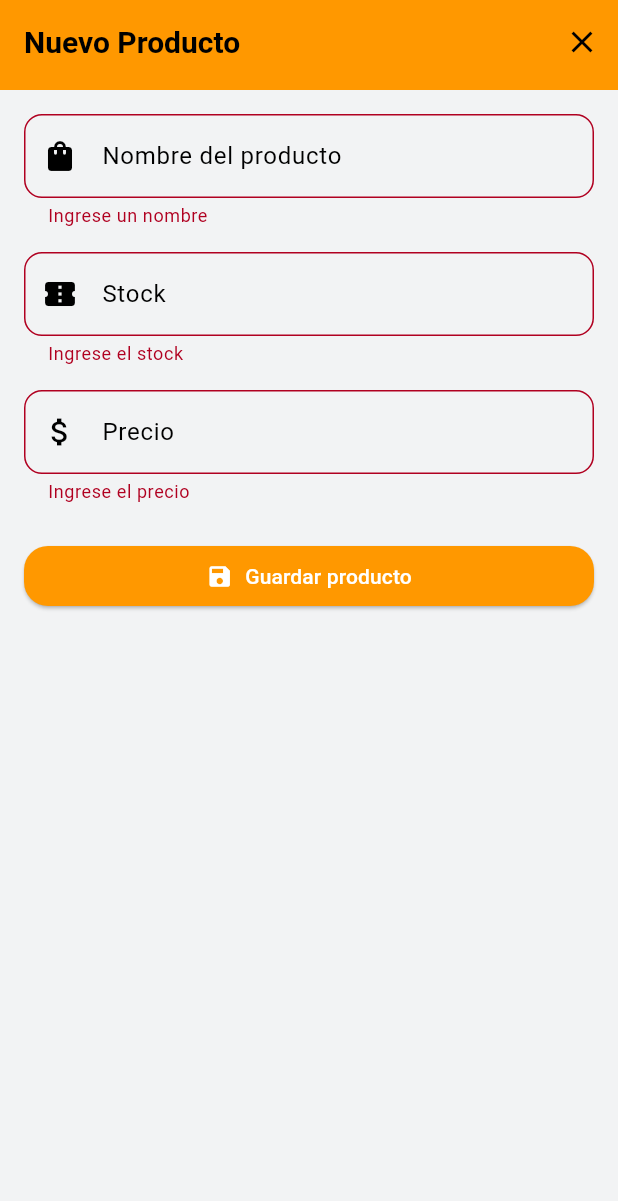
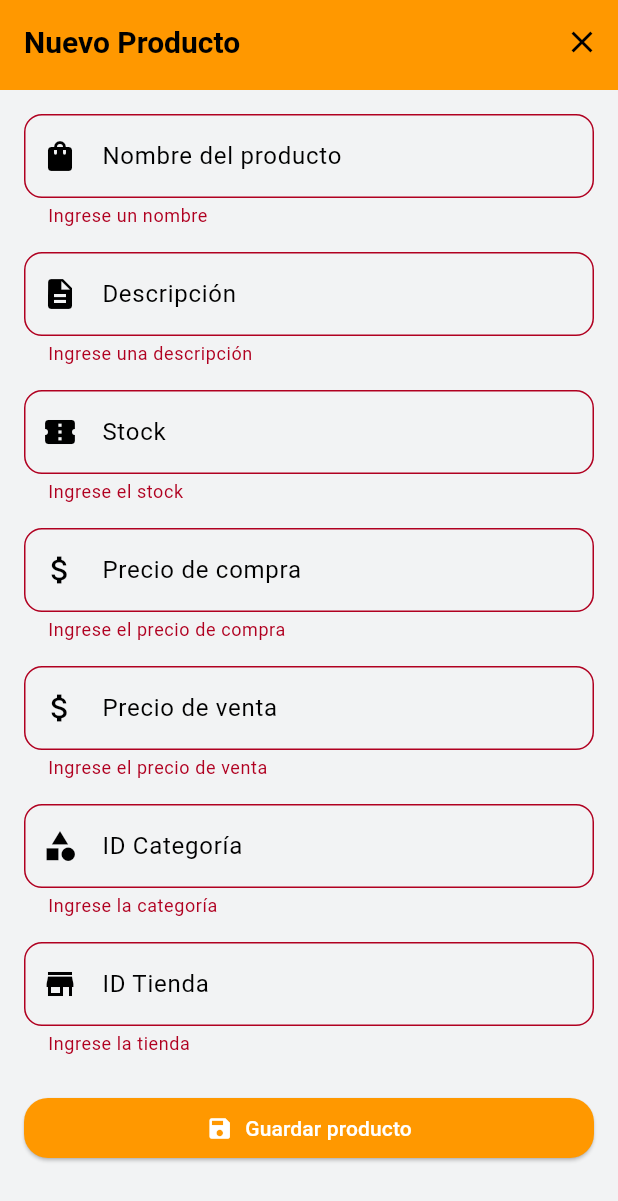
Before and after one commit to DanielfQo/Tienda_online, a Flutter app: the AdminProductCreatePage screen opened by its route, after a tap on "Guardar producto", on a phone screen of 412 x 824 dp. Shown: the top 1201 px of the screen. Run offline on Flutter 3.47's test engine with Material 3 defaults, Android fonts, the phone set to English and light mode, and no system bars; our stand-ins replace fl_chart, go_router; accounts and stored records are empty; network calls fail.

Commit message:
tentativa de agregar producto

```diff
--- a/lib/data/models/user_model.dart
+++ b/lib/data/models/user_model.dart
@@ -17,7 +17,7 @@ class UserModel extends User {
   factory UserModel.fromJson(Map<String, dynamic> json) {
     return UserModel(
       id: json['id'],
-      nombre: json['name'], // asegúrate que coincide con tu API
+      nombre: json['name'],
       correo: json['email'],
       rol: json['role'],
       tiendaId: json['store_id'],
--- a/lib/domain/entities/product.dart
+++ b/lib/domain/entities/product.dart
@@ -10,6 +10,9 @@ class Product {
   final List<String> attributes;
   final bool oferta;    // TODO: verificar bd
   bool isLiked;         //
+  final int categoryId;
+  final int storeId;
+
 
   Product({
     required this.id,
@@ -23,5 +26,7 @@ class Product {
     required this.attributes,
     this.oferta = false,
     this.isLiked = false,
+    required this.categoryId,
+    required this.storeId,
   });
 }
--- a/lib/presentation/pages/admin/admin_product_create_page.dart
+++ b/lib/presentation/pages/admin/admin_product_create_page.dart
@@ -1,10 +1,13 @@
+import 'dart:convert';
 import 'package:flutter/material.dart';
+import 'package:http/http.dart' as http;
 import 'package:go_router/go_router.dart';
 import '../../../core/theme/light_color.dart';
 import '../../widgets/custom_text_field.dart';
 import '../../widgets/custom_button.dart';
 import '../../../routes/app_routes.dart';
 import '../../widgets/admin_app_bar.dart';
+import '../../../data/api_endpoints.dart';
 
 class AdminProductCreatePage extends StatefulWidget {
   const AdminProductCreatePage({super.key});
@@ -15,17 +18,79 @@ class AdminProductCreatePage extends StatefulWidget {
 
 class _AdminProductCreatePageState extends State<AdminProductCreatePage> {
   final TextEditingController nameController = TextEditingController();
+  final TextEditingController descriptionController = TextEditingController();
   final TextEditingController stockController = TextEditingController();
   final TextEditingController priceController = TextEditingController();
+  final TextEditingController purchasePriceController = TextEditingController();
+  final TextEditingController categoryIdController = TextEditingController();
+  final TextEditingController storeIdController = TextEditingController();
 
   final _formKey = GlobalKey<FormState>();
 
-  void _submit() {
+  final String jwtToken = 'TU_TOKEN_JWT_AQUI';
+
+  Future<bool> createProduct({
+    required String token,
+    required String name,
+    required String description,
+    required double purchasePrice,
+    required double salePrice,
+    required int stock,
+    required int categoryId,
+    required int storeId,
+  }) async {
+    final url = Uri.parse(ApiEndpoints.products);
+
+    final body = jsonEncode({
+      "name": name,
+      "description": description,
+      "purchase_price": purchasePrice,
+      "sale_price": salePrice,
+      "stock": stock,
+      "category_id": categoryId,
+      "store_id": storeId,
+    });
+
+    final response = await http.post(
+      url,
+      headers: {
+        "Content-Type": "application/json",
+        "Authorization": "Bearer $token",
+      },
+      body: body,
+    );
+
+    if (response.statusCode == 201) {
+      return true;
+    } else {
+      print('Error al crear producto: ${response.statusCode} - ${response.body}');
+      return false;
+    }
+  }
+
+  void _submit() async {
     if (_formKey.currentState!.validate()) {
-      ScaffoldMessenger.of(context).showSnackBar(
-        const SnackBar(content: Text('Producto creado correctamente')),
+      final success = await createProduct(
+        token: jwtToken,
+        name: nameController.text,
+        description: descriptionController.text,
+        purchasePrice: double.parse(purchasePriceController.text),
+        salePrice: double.parse(priceController.text),
+        stock: int.parse(stockController.text),
+        categoryId: int.parse(categoryIdController.text),
+        storeId: int.parse(storeIdController.text),
       );
-      context.go(AppRoutes.adminProducts);
+
+      if (success) {
+        ScaffoldMessenger.of(context).showSnackBar(
+          const SnackBar(content: Text('Producto creado correctamente')),
+        );
+        context.go(AppRoutes.adminProducts);
+      } else {
+        ScaffoldMessenger.of(context).showSnackBar(
+          const SnackBar(content: Text('Error al crear el producto')),
+        );
+      }
     }
   }
 
@@ -49,7 +114,15 @@ class _AdminProductCreatePageState extends State<AdminProductCreatePage> {
                 label: 'Nombre del producto',
                 icon: Icons.shopping_bag,
                 validator: (value) =>
-                    value!.isEmpty ? 'Ingrese un nombre' : null,
+                value!.isEmpty ? 'Ingrese un nombre' : null,
+              ),
+              const SizedBox(height: 16),
+              CustomTextField(
+                controller: descriptionController,
+                label: 'Descripción',
+                icon: Icons.description,
+                validator: (value) =>
+                value!.isEmpty ? 'Ingrese una descripción' : null,
               ),
               const SizedBox(height: 16),
               CustomTextField(
@@ -58,16 +131,43 @@ class _AdminProductCreatePageState extends State<AdminProductCreatePage> {
                 icon: Icons.confirmation_number,
                 keyboardType: TextInputType.number,
                 validator: (value) =>
-                    value!.isEmpty ? 'Ingrese el stock' : null,
+                value!.isEmpty ? 'Ingrese el stock' : null,
+              ),
+              const SizedBox(height: 16),
+              CustomTextField(
+                controller: purchasePriceController,
+                label: 'Precio de compra',
+                icon: Icons.attach_money,
+                keyboardType: TextInputType.number,
+                validator: (value) =>
+                value!.isEmpty ? 'Ingrese el precio de compra' : null,
               ),
               const SizedBox(height: 16),
               CustomTextField(
                 controller: priceController,
-                label: 'Precio',
+                label: 'Precio de venta',
                 icon: Icons.attach_money,
                 keyboardType: TextInputType.number,
                 validator: (value) =>
-                    value!.isEmpty ? 'Ingrese el precio' : null,
+                value!.isEmpty ? 'Ingrese el precio de venta' : null,
+              ),
+              const SizedBox(height: 16),
+              CustomTextField(
+                controller: categoryIdController,
+                label: 'ID Categoría',
+                icon: Icons.category,
+                keyboardType: TextInputType.number,
+                validator: (value) =>
+                value!.isEmpty ? 'Ingrese la categoría' : null,
+              ),
+              const SizedBox(height: 16),
+              CustomTextField(
+                controller: storeIdController,
+                label: 'ID Tienda',
+                icon: Icons.store,
+                keyboardType: TextInputType.number,
+                validator: (value) =>
+                value!.isEmpty ? 'Ingrese la tienda' : null,
               ),
               const SizedBox(height: 24),
               CustomButton(
```
Also changed, not shown: lib/data/datasources/product_remote_datasource_impl.dart (+4 -4 lines), lib/data/datasources/user_remote_datasource_impl.dart (+0 -19 lines), lib/data/models/product_model.dart (+19 -3 lines), lib/data/repositories/product_repository_impl.dart (+8 -8 lines), lib/domain/usecases/create_product.dart (added, +12 -0 lines), lib/main.dart (+7 -1 lines), lib/presentation/providers/products_provider.dart (+16 -1 lines), 2 other files.
